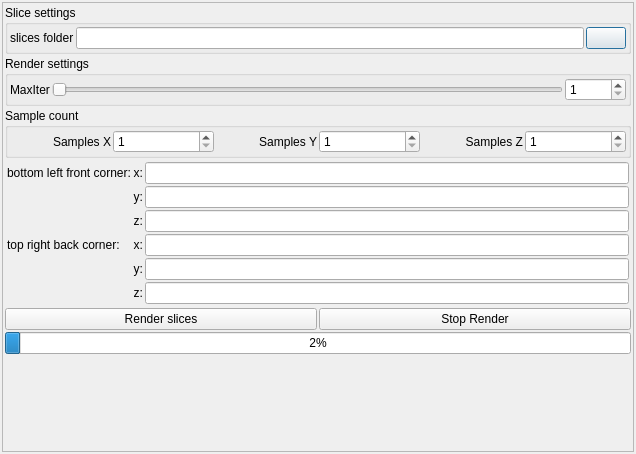
Qt form mandelbulber2/qt/volume_slice_dialog.ui (buddhi1980/mandelbulber2) before a commit.
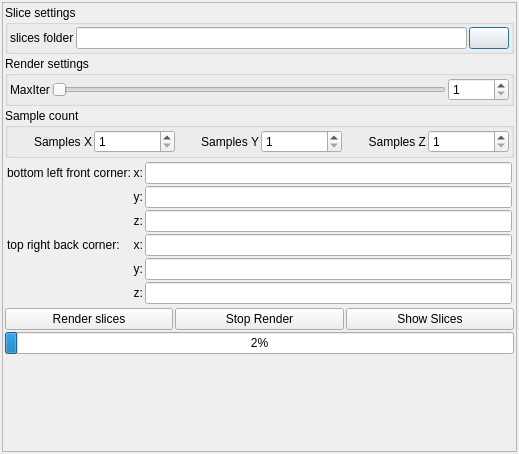
The same form after that commit. Icons and pictures are not drawn. Custom widgets are drawn as their Qt base class.

Commit message:
volume slices more enhancements
- show slices with player widget

- FIX issue not updated UI when loading new settings

- status text enhancement
  progress in progressbar / slice count in status

- break on stop inside inner loop in volume_slice_dialog.cpp
  when x and y value was high (long render time for one slice) the stop
request took a long time to process
now all inner processes forked by omp immediately stop, sync together
and break out of z-loop

```diff
--- a/mandelbulber2/qt/volume_slice_dialog.ui
+++ b/mandelbulber2/qt/volume_slice_dialog.ui
@@ -6,7 +6,7 @@
    <rect>
     <x>0</x>
     <y>0</y>
-    <width>636</width>
+    <width>519</width>
     <height>454</height>
    </rect>
   </property>
@@ -43,7 +43,7 @@
        <rect>
         <x>0</x>
         <y>0</y>
-        <width>630</width>
+        <width>513</width>
         <height>448</height>
        </rect>
       </property>
@@ -507,6 +507,23 @@
            </property>
           </widget>
          </item>
+         <item>
+          <widget class="QPushButton" name="pushButton_show_slices">
+           <property name="sizePolicy">
+            <sizepolicy hsizetype="Minimum" vsizetype="Maximum">
+             <horstretch>0</horstretch>
+             <verstretch>0</verstretch>
+            </sizepolicy>
+           </property>
+           <property name="text">
+            <string>Show Slices</string>
+           </property>
+           <property name="icon">
+            <iconset theme="media-playback-start" resource="icons.qrc">
+             <normaloff>:/system/icons/media-playback-start.svg</normaloff>:/system/icons/media-playback-start.svg</iconset>
+           </property>
+          </widget>
+         </item>
         </layout>
        </item>
        <item>
```
The commit also changes 3 other files.
